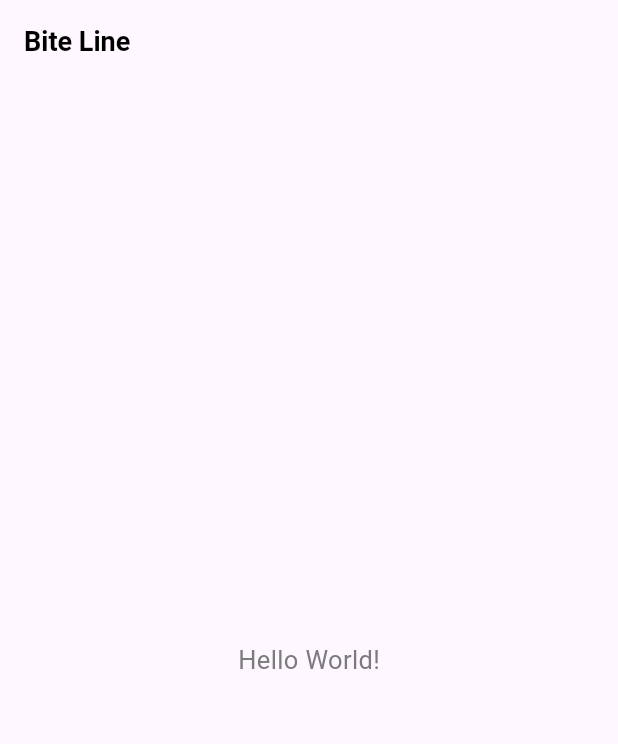
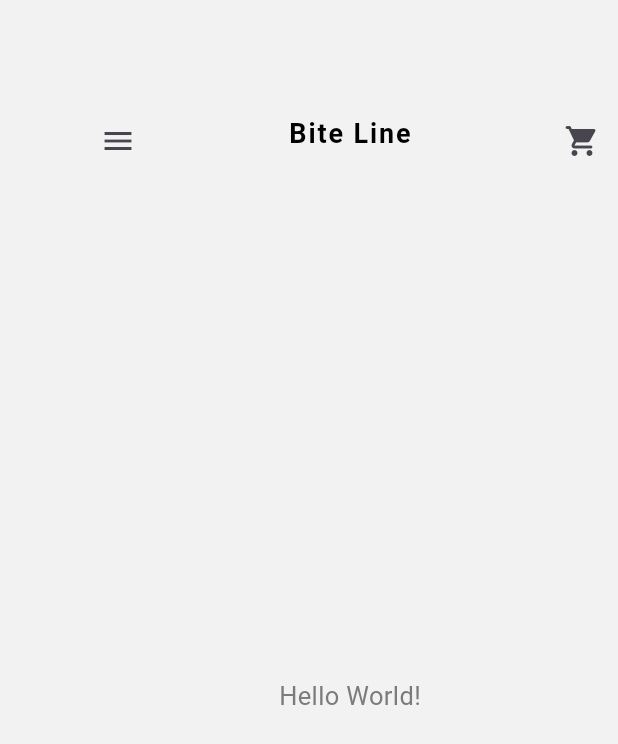
Before and after one commit to Sreeram3927/biteline, a Flutter app: the screen it shows after launch, on a phone screen of 412 x 824 dp. Shown: the top 744 px of the screen. Run offline on Flutter 3.47's test engine with Material 3 defaults, Android fonts, the phone set to English and light mode, and no system bars; Roboto replaces fonts that are missing (SFProDisplay); project files that could hold a hidden picture were left out.

Commit message:
add top bar

```diff
--- a/lib/main.dart
+++ b/lib/main.dart
@@ -15,6 +15,7 @@ class MainApp extends StatelessWidget {
       themeMode: ThemeMode.light,
       theme: ThemeData(
         primaryColor: const Color.fromARGB(255, 250, 75, 12),
+        scaffoldBackgroundColor: const Color(0xFFf2f2f2),
 
         textTheme: const TextTheme(
 
@@ -35,6 +36,7 @@ class MainApp extends StatelessWidget {
           headlineSmall: TextStyle(
             fontFamily: 'SFProDisplay',
             fontSize: 18,
+            letterSpacing: 1.25,
             fontWeight: FontWeight.bold,
             color: Colors.black,
           ),
--- a/lib/pages/home.dart
+++ b/lib/pages/home.dart
@@ -1,3 +1,4 @@
+import 'package:biteline/widgets/top_bar.dart';
 import 'package:flutter/material.dart';
 
 class HomePage extends StatelessWidget {
@@ -6,11 +7,36 @@ class HomePage extends StatelessWidget {
   @override
   Widget build(BuildContext context) {
     return Scaffold(
-      appBar: AppBar(
-        title: Text('Bite Line', style: Theme.of(context).textTheme.headlineSmall,),
-      ),
-      body: Center(
-        child: Text('Hello World!'),
+      body: Padding(
+        padding: const EdgeInsets.fromLTRB(54.6, 74, 0, 0),
+        child: Column(
+          children: [
+            // AppBar(
+            //   leading: const Icon(Icons.menu),
+            //   title: Text(
+            //     'Home Page',
+            //     style: Theme.of(context).textTheme.headlineSmall,
+            //   ),
+            //   toolbarHeight: 16.0,
+            // ),
+            TopBar(
+              title: 'Bite Line',
+              leading: IconButton(
+                icon: const Icon(Icons.menu),
+                onPressed: () {},
+              ),
+              trailing: IconButton(
+                icon: const Icon(Icons.shopping_cart_rounded),
+                onPressed: () {},
+              )
+            ),
+            Expanded(
+              child: Center(
+                child: Text('Hello World!'),
+              ),
+            ),
+          ],
+        ),
       )
     );
   }
--- /dev/null
+++ b/lib/widgets/top_bar.dart
@@ -0,0 +1,35 @@
+import 'package:flutter/material.dart';
+
+class TopBar extends StatelessWidget {
+  final String title;
+  final IconButton leading;
+  final IconButton? trailing;
+  const TopBar({
+    super.key,
+    required this.title,
+    required this.leading,
+    this.trailing,
+  });
+
+  @override
+  Widget build(BuildContext context) {
+    return SizedBox(
+      height: 30.0,
+      child: Row(
+        mainAxisAlignment: MainAxisAlignment.spaceBetween,
+        children: [
+
+          leading,
+
+          Text(
+            title,
+            style: Theme.of(context).textTheme.headlineSmall,
+          ),
+
+          trailing ?? const SizedBox(width: 24.0),
+
+        ],
+      ),
+    );
+  }
+}
```
